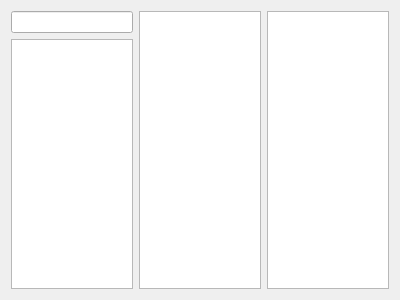
Old version of the form Sajet/findroute.ui in the repository Varlike0013/OracleQtMES.
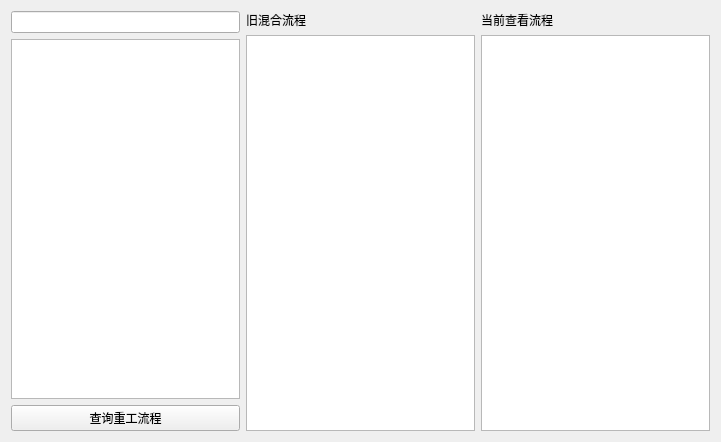
New version of the form.

```diff
--- a/Sajet/findroute.ui
+++ b/Sajet/findroute.ui
@@ -6,8 +6,8 @@
    <rect>
     <x>0</x>
     <y>0</y>
-    <width>400</width>
-    <height>300</height>
+    <width>721</width>
+    <height>442</height>
    </rect>
   </property>
   <property name="windowTitle">
@@ -18,6 +18,12 @@
     <layout class="QVBoxLayout" name="verticalLayout">
      <item>
       <widget class="QLineEdit" name="snlineEdit">
+       <property name="maximumSize">
+        <size>
+         <width>300</width>
+         <height>300</height>
+        </size>
+       </property>
        <property name="inputMask">
         <string/>
        </property>
@@ -30,15 +36,57 @@
       </widget>
      </item>
      <item>
-      <widget class="QTableView" name="traveltableView"/>
+      <widget class="QTableView" name="traveltableView">
+       <property name="maximumSize">
+        <size>
+         <width>300</width>
+         <height>16777215</height>
+        </size>
+       </property>
+      </widget>
      </item>
+     <item>
+      <widget class="QPushButton" name="pushButtonselect">
+       <property name="maximumSize">
+        <size>
+         <width>300</width>
+         <height>16777215</height>
+        </size>
+       </property>
+       <property name="text">
+        <string>查询重工流程</string>
+       </property>
+      </widget>
+     </item>
     </layout>
    </item>
    <item>
-    <widget class="QTreeView" name="treeView_2"/>
+    <layout class="QVBoxLayout" name="verticalLayout_2">
+     <item>
+      <widget class="QLabel" name="label_old">
+       <property name="text">
+        <string>旧混合流程</string>
+       </property>
+      </widget>
+     </item>
+     <item>
+      <widget class="QListView" name="listView_old"/>
+     </item>
+    </layout>
    </item>
    <item>
-    <widget class="QTreeView" name="treeView_3"/>
+    <layout class="QVBoxLayout" name="verticalLayout_3">
+     <item>
+      <widget class="QLabel" name="label_new">
+       <property name="text">
+        <string>当前查看流程</string>
+       </property>
+      </widget>
+     </item>
+     <item>
+      <widget class="QListView" name="listView_new"/>
+     </item>
+    </layout>
    </item>
   </layout>
  </widget>
```
